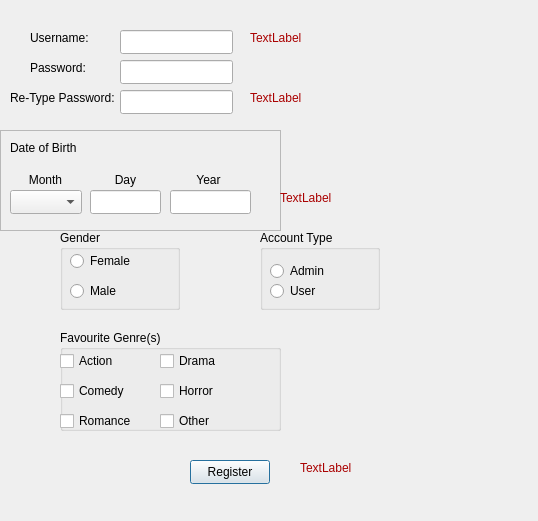
Before: the Qt Designer form registerwindow.ui in HassanHobElDeen/CinemaProject-Hassan-Hossam, drawn with Qt 5.
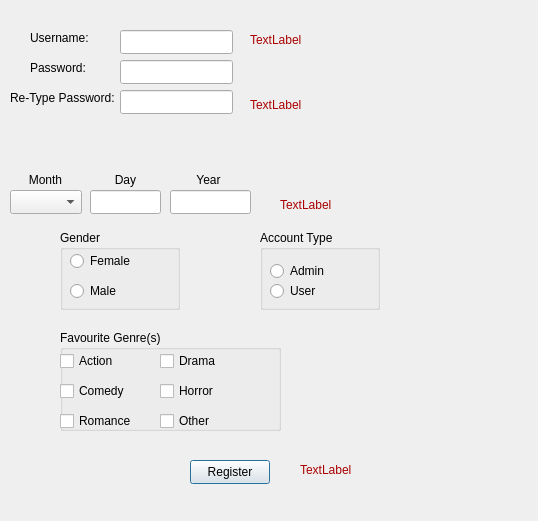
After: the same form once the commit is applied.

```diff
--- a/registerwindow.ui
+++ b/registerwindow.ui
@@ -157,35 +157,6 @@
     <string>&lt;html&gt;&lt;head/&gt;&lt;body&gt;&lt;p align=&quot;center&quot;&gt;Year&lt;/p&gt;&lt;/body&gt;&lt;/html&gt;</string>
    </property>
   </widget>
-  <widget class="QFrame" name="month_2">
-   <property name="geometry">
-    <rect>
-     <x>0</x>
-     <y>130</y>
-     <width>281</width>
-     <height>101</height>
-    </rect>
-   </property>
-   <property name="frameShape">
-    <enum>QFrame::StyledPanel</enum>
-   </property>
-   <property name="frameShadow">
-    <enum>QFrame::Raised</enum>
-   </property>
-   <widget class="QLabel" name="label_4">
-    <property name="geometry">
-     <rect>
-      <x>10</x>
-      <y>10</y>
-      <width>81</width>
-      <height>16</height>
-     </rect>
-    </property>
-    <property name="text">
-     <string>Date of Birth</string>
-    </property>
-   </widget>
-  </widget>
   <widget class="QGroupBox" name="groupBox_gender">
    <property name="geometry">
     <rect>
@@ -373,8 +344,8 @@
     <rect>
      <x>300</x>
      <y>460</y>
-     <width>111</width>
-     <height>16</height>
+     <width>211</width>
+     <height>21</height>
     </rect>
    </property>
    <property name="text">
@@ -386,8 +357,8 @@
     <rect>
      <x>280</x>
      <y>190</y>
-     <width>111</width>
-     <height>16</height>
+     <width>201</width>
+     <height>31</height>
     </rect>
    </property>
    <property name="text">
@@ -399,8 +370,8 @@
     <rect>
      <x>250</x>
      <y>90</y>
-     <width>121</width>
-     <height>16</height>
+     <width>231</width>
+     <height>31</height>
     </rect>
    </property>
    <property name="text">
@@ -412,8 +383,8 @@
     <rect>
      <x>250</x>
      <y>30</y>
-     <width>131</width>
-     <height>16</height>
+     <width>271</width>
+     <height>21</height>
     </rect>
    </property>
    <property name="text">
```
Left out of the diff: 60 changed lines with no effect on the pictures.
